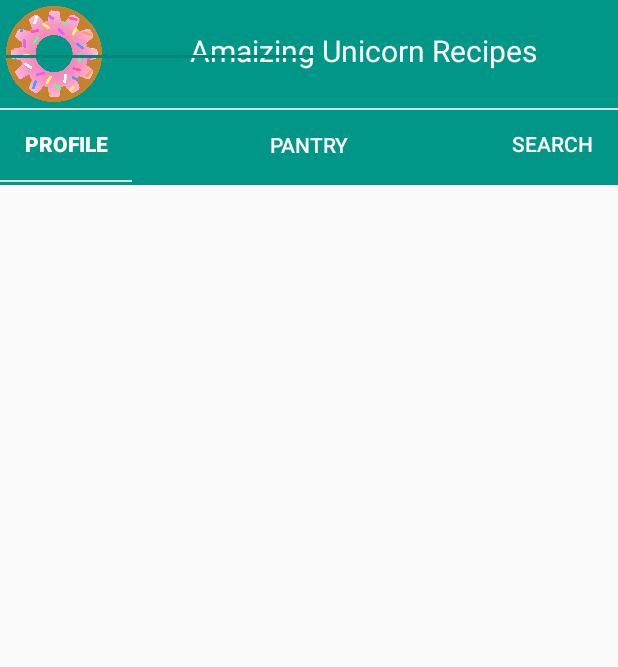
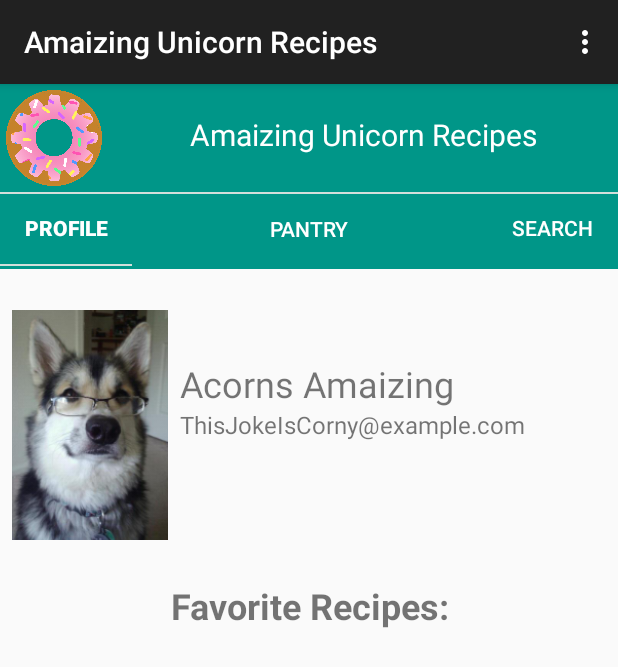
Before and after one commit to tntse/AmaizingRecipes, an Android app: the MainActivity screen opened directly, with no data from a screen before it, on a phone screen of 412 x 824 dp. Shown: the top 667 px of the screen. Run offline under Robolectric (Android 15) with nearby library versions, the phone set to English and light mode, and no system bars; 2 statements that could not run were skipped.

Commit message:
#47 adding some functionality back to new UI

```diff
--- a/AmaizingUnicornRecipes/app/src/main/java/com/taeyeona/amaizingunicornrecipes/Activity/MainActivity.java
+++ b/AmaizingUnicornRecipes/app/src/main/java/com/taeyeona/amaizingunicornrecipes/Activity/MainActivity.java
@@ -4,7 +4,11 @@ import android.app.Activity;
 import android.content.Intent;
 import android.media.MediaPlayer;
 import android.os.Bundle;
+import android.support.v4.app.Fragment;
+import android.support.v4.app.FragmentStatePagerAdapter;
+import android.support.v4.view.ViewPager;
 import android.support.v4.widget.DrawerLayout;
+import android.support.v7.app.AppCompatActivity;
 import android.view.Menu;
 import android.view.MenuItem;
 import android.view.View;
@@ -13,12 +17,13 @@ import android.widget.ArrayAdapter;
 import android.widget.Button;
 import android.widget.ListView;
 
+import com.taeyeona.amaizingunicornrecipes.Adapter.CustomPagerAdapter;
+import com.taeyeona.amaizingunicornrecipes.Adapter.MainAdapter;
 import com.taeyeona.amaizingunicornrecipes.Eula;
 import com.taeyeona.amaizingunicornrecipes.R;
 
 
-public  class MainActivity extends Activity implements AdapterView.OnItemClickListener {
-
+public  class MainActivity extends AppCompatActivity implements AdapterView.OnItemClickListener {
 
 
     //variables for drawer list view and elements of listview items
@@ -29,11 +34,18 @@ public  class MainActivity extends Activity implements AdapterView.OnItemClickLi
 //    //test
 //    private MyAdapter myAdapter;
 
+    private MainAdapter theMainAdapter;
+    private ViewPager   theViewPager;
+
+
     @Override
-    protected void onCreate(Bundle savedInstanceState)
-    {
+    protected void onCreate(Bundle savedInstanceState) {
         super.onCreate(savedInstanceState);
         setContentView(R.layout.activity_main_v2);
+
+        theMainAdapter = new MainAdapter(getSupportFragmentManager(), savedInstanceState);
+        theViewPager = (ViewPager) findViewById(R.id.main_pages);
+        theViewPager.setAdapter(theMainAdapter);
 
 //        //test
 //        myAdapter = new MyAdapter(this);
@@ -73,8 +85,7 @@ public  class MainActivity extends Activity implements AdapterView.OnItemClickLi
          //start pantry onClickListner
          pantry.setOnClickListener(new View.OnClickListener() {
 
-            @Override
-            public void onClick(View view) {
+        @Override public void onClick(View view) {
         //kitty.start();
         Intent intent = new Intent(MainActivity.this, Pantry.class);
         startActivity(intent);
@@ -87,8 +98,7 @@ public  class MainActivity extends Activity implements AdapterView.OnItemClickLi
          //start profile onClickListner
          profile.setOnClickListener(new View.OnClickListener()
          {
-            @Override
-            public void onClick(View view) {
+         @Override public void onClick(View view) {
          //kitty.start();
          Intent intent = new Intent(MainActivity.this, Profile.class);
          startActivity(intent);
@@ -109,24 +119,21 @@ public  class MainActivity extends Activity implements AdapterView.OnItemClickLi
     }
 
     @Override
-    public boolean onCreateOptionsMenu(Menu menu)
-    {
+    public boolean onCreateOptionsMenu(Menu menu) {
         // Inflate the menu; this adds items to the action bar if it is present.
         getMenuInflater().inflate(R.menu.menu_main, menu);
         return true;
     }
 
     @Override
-    public boolean onOptionsItemSelected(MenuItem item)
-    {
+    public boolean onOptionsItemSelected(MenuItem item) {
         // Handle action bar item clicks here. The action bar will
         // automatically handle clicks on the Home/Up button, so long
         // as you specify a parent activity in AndroidManifest.xml.
         int id = item.getItemId();
 
         //noinspection SimplifiableIfStatement
-        if (id == R.id.action_settings)
-        {
+        if (id == R.id.action_settings) {
             return true;
         }
 
@@ -134,15 +141,11 @@ public  class MainActivity extends Activity implements AdapterView.OnItemClickLi
     }
 
     /**
-     *
      * @param parent
      * @param view
      * @param position
-     * @param id
-     *
-     *
-     * OnItemClick added for Drawer list View
-     * goes to different activities in app
+     * @param id       OnItemClick added for Drawer list View
+     *                 goes to different activities in app
      */
     @Override
     public void onItemClick(AdapterView<?> parent, View view, int position, long id) {
@@ -153,27 +156,27 @@ public  class MainActivity extends Activity implements AdapterView.OnItemClickLi
 //        <item>Edit Profile</item> 3
 //        <item>Favorites Page</item> 4
 
-        if(position==0){
-        }else if(position==1){
-            Intent intent = new Intent(this,EditIngredients.class);
+        if (position == 0) {
+        } else if (position == 1) {
+            Intent intent = new Intent(this, EditIngredients.class);
             startActivity(intent);
             overridePendingTransition(R.anim.slide_left_out, R.anim.slide_left_in);
 
 
-        }else if(position==2) {
+        } else if (position == 2) {
             Intent intent = new Intent(this, Pantry.class);
             startActivity(intent);
             overridePendingTransition(R.anim.slide_right_out, R.anim.slide_right_in);
 
 
-        }else if(position == 3){
-            Intent intent = new Intent(this,Profile.class);
+        } else if (position == 3) {
+            Intent intent = new Intent(this, Profile.class);
             startActivity(intent);
             overridePendingTransition(R.anim.slide_left_out, R.anim.slide_left_in);
 
 
-        }else if(position==4){
-            Intent intent = new Intent(this,Favorites.class);
+        } else if (position == 4) {
+            Intent intent = new Intent(this, Favorites.class);
             startActivity(intent);
             overridePendingTransition(R.anim.slide_left_out, R.anim.slide_left_in);
         }
--- /dev/null
+++ b/AmaizingUnicornRecipes/app/src/main/java/com/taeyeona/amaizingunicornrecipes/Adapter/MainAdapter.java
@@ -0,0 +1,36 @@
+package com.taeyeona.amaizingunicornrecipes.Adapter;
+
+import android.os.Bundle;
+import android.support.v4.app.Fragment;
+import android.support.v4.app.FragmentManager;
+import android.support.v4.app.FragmentStatePagerAdapter;
+
+import com.taeyeona.amaizingunicornrecipes.Fragment.ProfileFragment;
+import com.taeyeona.amaizingunicornrecipes.Fragment.PantryFragment;
+
+/**
+ * Created by thomastse on 11/17/15.
+ */
+public class MainAdapter extends FragmentStatePagerAdapter {
+    Bundle bundle;
+
+    public MainAdapter(FragmentManager fm, Bundle bun) {
+        super(fm);
+        bundle = bun;
+    }
+
+    @Override
+    public Fragment getItem(int position) {
+        switch(position){
+            default:
+                return new ProfileFragment();
+            case 1:
+                return new PantryFragment();
+        }
+    }
+
+    @Override
+    public int getCount() {
+        return 3;
+    }
+}
--- /dev/null
+++ b/AmaizingUnicornRecipes/app/src/main/java/com/taeyeona/amaizingunicornrecipes/Fragment/PantryFragment.java
@@ -0,0 +1,78 @@
+package com.taeyeona.amaizingunicornrecipes.Fragment;
+
+import android.content.Context;
+import android.content.SharedPreferences;
+import android.os.Bundle;
+import android.support.annotation.Nullable;
+import android.support.v4.app.Fragment;
+import android.view.LayoutInflater;
+import android.view.View;
+import android.view.ViewGroup;
+import android.widget.AdapterView;
+import android.widget.ArrayAdapter;
+import android.widget.Button;
+import android.widget.EditText;
+import android.widget.GridView;
+import android.widget.ListView;
+import android.widget.TextView;
+import android.widget.Toast;
+
+import com.taeyeona.amaizingunicornrecipes.Activity.Favorites;
+import com.taeyeona.amaizingunicornrecipes.Adapter.PantryGridViewAdapter;
+import com.taeyeona.amaizingunicornrecipes.FavoritesPage;
+import com.taeyeona.amaizingunicornrecipes.IngredientsManager;
+import com.taeyeona.amaizingunicornrecipes.R;
+
+import java.util.List;
+import java.util.Set;
+
+/**
+ * Created by thomastse on 11/17/15.
+ */
+public class PantryFragment extends Fragment {
+    private SharedPreferences sharedPreferences;
+    private SharedPreferences.Editor editor;
+    private EditText input;
+    private Button addButton;
+    private GridView inGridients;
+    private Set<String> manager;
+    private String[] ingredients;
+
+    public View onCreateView(LayoutInflater inflater, ViewGroup container, Bundle savedInstanceState) {
+        return inflater.inflate(R.layout.fragment_pantry, container, false);
+    }
+
+    @Override
+    public void onViewCreated(View view, @Nullable Bundle savedInstanceState) {
+        super.onViewCreated(view, savedInstanceState);
+
+        sharedPreferences = getContext().getSharedPreferences("AmaizingPrefs", Context.MODE_PRIVATE);
+        // editor = sharedPreferences.edit();
+
+        input = (EditText)view.findViewById(R.id.pantry_item_edit_text);
+        addButton = (Button) view.findViewById(R.id.pantry_add_button);
+        inGridients = (GridView) view.findViewById(R.id.pantry_grid_view);
+
+        manager = sharedPreferences.getStringSet("Ingredients", new IngredientsManager());
+
+        if(!(manager instanceof IngredientsManager))
+            manager = new IngredientsManager(manager);
+
+        inGridients.setAdapter(new PantryGridViewAdapter(getContext(), (String[])manager.toArray()));
+
+        addButton.setOnClickListener(new View.OnClickListener(){
+
+            @Override
+            public void onClick(View view) {
+                if(input.getText().toString().trim().equals(""))
+                    Toast.makeText(getContext(), "Please donut attempt to add a Null String Cheese.", Toast.LENGTH_LONG).show();
+                else
+                    Toast.makeText(getContext(), "Input: " + input.getText().toString(), Toast.LENGTH_SHORT).show();
+            }
+        });
+
+
+
+
+    }
+}
--- /dev/null
+++ b/AmaizingUnicornRecipes/app/src/main/java/com/taeyeona/amaizingunicornrecipes/Fragment/ProfileFragment.java
@@ -0,0 +1,90 @@
+package com.taeyeona.amaizingunicornrecipes.Fragment;
+
+
+import android.content.Context;
+import android.content.SharedPreferences;
+import android.database.sqlite.SQLiteDatabase;
+import android.os.Bundle;
+import android.support.annotation.Nullable;
+import android.support.v4.app.Fragment;
+import android.view.LayoutInflater;
+import android.view.View;
+import android.view.ViewGroup;
+import android.widget.AdapterView;
+import android.widget.ArrayAdapter;
+import android.widget.EditText;
+import android.widget.ListView;
+import android.widget.TextView;
+import android.widget.Toast;
+
+import com.taeyeona.amaizingunicornrecipes.Activity.Favorites;
+import com.taeyeona.amaizingunicornrecipes.Activity.dbHandler;
+import com.taeyeona.amaizingunicornrecipes.FavoritesPage;
+import com.taeyeona.amaizingunicornrecipes.R;
+
+import java.util.List;
+
+/**
+ * Created by thomastse on 11/17/15.
+ */
+public class ProfileFragment extends Fragment {
+    private SQLiteDatabase database;
+    private dbHandler handler;
+    private String[] allColumns = { handler.COLUMN_ID,
+            handler.COLUMN_TITLE };
+    private ListView favoritesList;
+    private EditText deleteInput;
+    private FavoritesPage fav;
+    private Favorites datasource;
+    private String title;
+    private TextView name;
+    private TextView email;
+    private SharedPreferences sharedPreferences;
+    private SharedPreferences.Editor editor;
+
+    @Nullable
+    @Override
+    public View onCreateView(LayoutInflater inflater, ViewGroup container, Bundle savedInstanceState) {
+        return inflater.inflate(R.layout.fragment_profile, container, false);
+    }
+
+    @Override
+    public void onViewCreated(View view, @Nullable Bundle savedInstanceState) {
+        super.onViewCreated(view, savedInstanceState);
+
+        sharedPreferences = getContext().getSharedPreferences("AmaizingPrefs", Context.MODE_PRIVATE);
+        // editor = sharedPreferences.edit();
+
+        name = (TextView) view.findViewById(R.id.user_name);
+        email = (TextView) view.findViewById(R.id.user_email);
+
+        name.setText(sharedPreferences.getString("Name", getString(R.string.default_name)));
+        email.setText(sharedPreferences.getString("Email", getString(R.string.default_email)));
+
+        datasource = new Favorites(getContext());
+        fav = new FavoritesPage();
+        favoritesList = (ListView) view.findViewById(R.id.favorites_list);
+        datasource.open();
+
+        List<FavoritesPage> values = datasource.getAllFavorites();
+        ArrayAdapter<FavoritesPage> adapter = new ArrayAdapter<FavoritesPage>(getContext(),
+                android.R.layout.simple_list_item_1, values);
+
+        favoritesList.setAdapter(adapter);
+        favoritesList.isClickable();
+        favoritesList.setOnItemClickListener(new AdapterView.OnItemClickListener() {
+            @Override
+            public void onItemClick(AdapterView<?> parent, View view, int position,
+                                    long id) {
+
+                String item = ((TextView) view).getText().toString();
+
+                Toast.makeText(getContext(), item, Toast.LENGTH_LONG).show();
+
+            }
+        });
+
+    }
+
+
+}
--- a/AmaizingUnicornRecipes/app/src/main/java/com/taeyeona/amaizingunicornrecipes/IngredientsManager.java
+++ b/AmaizingUnicornRecipes/app/src/main/java/com/taeyeona/amaizingunicornrecipes/IngredientsManager.java
@@ -180,7 +180,11 @@ public class IngredientsManager implements Set<String> {
     @NonNull
     @Override
     public Object[] toArray() {
-        return list.toArray();
+        String ret = "";
+        for(int i = 0; i < list.size(); i++)
+            ret += list.get(i) + '\n';
+
+        return ret.substring(0, ret.length()-1).split("\n");
     }
 
     /**
--- a/AmaizingUnicornRecipes/app/src/main/res/layout/activity_main_v2.xml
+++ b/AmaizingUnicornRecipes/app/src/main/res/layout/activity_main_v2.xml
@@ -41,20 +41,13 @@
             android:layout_below="@id/main_settings_button"
             android:background="#d2dfdb" />
 
-        <EditText
-            android:layout_width="wrap_content"
-            android:layout_height="wrap_content"
-            android:inputType="textPostalAddress"
-            android:ems="10"
-            android:id="@+id/editText2" />
-
         <RelativeLayout
             android:layout_width="match_parent"
             android:layout_height="wrap_content"
             android:layout_below="@id/main_settings_button"
             android:id="@+id/main_button_container"
             android:paddingBottom="2dp"
-        >
+            android:contextClickable="true">
             <LinearLayout
                 android:layout_width="wrap_content"
                 android:layout_height="wrap_content"
--- a/AmaizingUnicornRecipes/app/src/main/res/layout/fragment_pantry.xml
+++ b/AmaizingUnicornRecipes/app/src/main/res/layout/fragment_pantry.xml
@@ -20,7 +20,8 @@
         android:layout_alignParentBottom="true"
         android:layout_marginLeft="64dp"
         android:layout_marginBottom="8dp"
-        android:layout_marginRight="8dp"/>
+        android:layout_marginRight="8dp"
+        android:singleLine="true"/>
     <GridView
         android:layout_width="match_parent"
         android:layout_height="match_parent"
```
Also changed, not shown: AmaizingUnicornRecipes/app/src/main/java/com/taeyeona/amaizingunicornrecipes/Adapter/PantryGridViewAdapter.java (added, +40 -0 lines), AmaizingUnicornRecipes/app/src/main/res/layout/toggle_button.xml (added, +12 -0 lines). Lines whose indentation alone changed are shown as unchanged.
